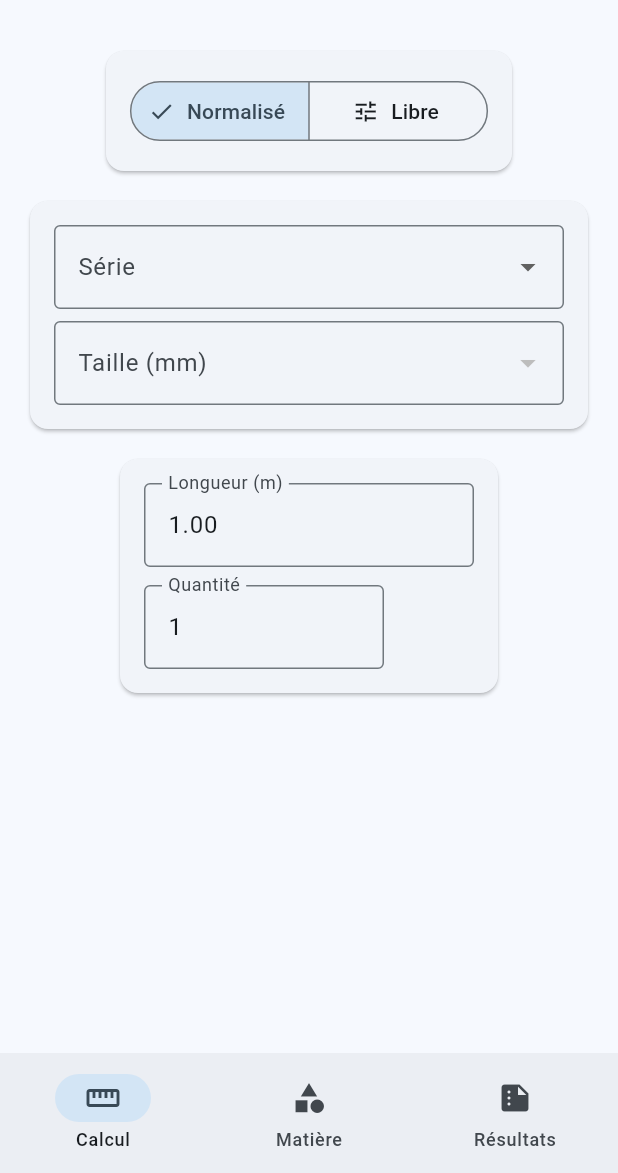
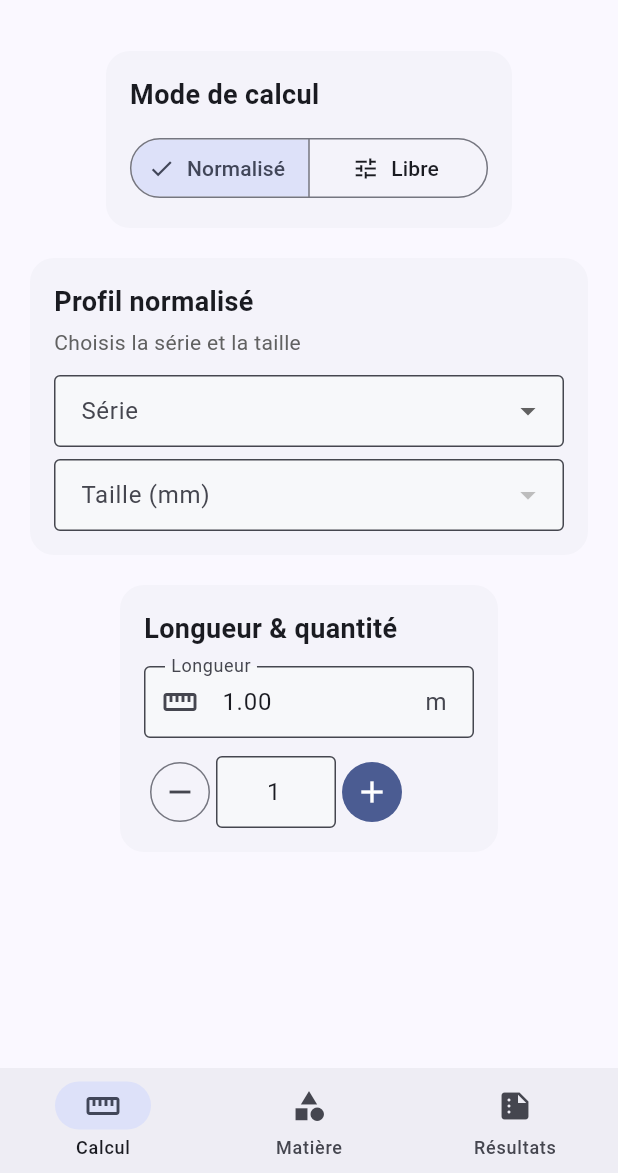
Before and after one commit to arkmy-duduf/duduf-pro-v1, a Flutter app: the screen it shows after launch, on a phone screen of 412 x 824 dp, the part 63-1236 px from its top. Run offline on Flutter 3.47's test engine with Material 3 defaults, Android fonts, the light colour scheme and no system bars.

Commit message:
style(ui): refonte visuelle (SectionCard, stepper, champs propres)

```diff
--- a/lib/main.dart
+++ b/lib/main.dart
@@ -10,9 +10,40 @@ class DudufOccasApp extends StatelessWidget {
     return MaterialApp(
       title: 'Duduf Occas',
       theme: ThemeData(
-        colorScheme: ColorScheme.fromSeed(seedColor: const Color(0xFF0EA5E9)),
+        colorScheme: ColorScheme.fromSeed(
+          seedColor: const Color(0xFF2563EB),
+          brightness: Brightness.light,
+        ),
         useMaterial3: true,
-        inputDecorationTheme: const InputDecorationTheme(border: OutlineInputBorder()),
+        visualDensity: VisualDensity.standard,
+        appBarTheme: const AppBarTheme(centerTitle: true),
+        navigationBarTheme: const NavigationBarThemeData(
+          height: 70,
+          labelBehavior: NavigationDestinationLabelBehavior.alwaysShow,
+          indicatorShape: StadiumBorder(),
+        ),
+        inputDecorationTheme: const InputDecorationTheme(
+          border: OutlineInputBorder(),
+          filled: true,
+          fillColor: Color(0xFFF7F8FA),
+          contentPadding: EdgeInsets.symmetric(horizontal: 14, vertical: 12),
+        ),
+        cardTheme: const CardTheme(
+          elevation: 0,
+          shape: RoundedRectangleBorder(
+            borderRadius: BorderRadius.all(Radius.circular(16)),
+          ),
+        ),
+        filledButtonTheme: FilledButtonThemeData(
+          style: ButtonStyle(
+            shape: WidgetStatePropertyAll(
+              RoundedRectangleBorder(borderRadius: BorderRadius.circular(14)),
+            ),
+            padding: const WidgetStatePropertyAll(
+              EdgeInsets.symmetric(horizontal: 16, vertical: 12),
+            ),
+          ),
+        ),
       ),
       home: const DudufHomePage(),
       debugShowCheckedModeBanner: false,
@@ -61,7 +92,6 @@ class _DudufHomePageState extends State<DudufHomePage> {
     'Aluminium': 5.00,
     'Inox': 5.00,
     'Fonte': 2.00,
-    // Cuivre/Laiton non définis par défaut
   };
 
   // Longueur & quantité (communs)
@@ -195,7 +225,10 @@ class _DudufHomePageState extends State<DudufHomePage> {
     ];
 
     return Scaffold(
-      appBar: AppBar(title: const Text('Duduf Occas'), centerTitle: true),
+      appBar: AppBar(
+        title: const Text('Duduf Occas'),
+        actions: const [SizedBox(width: 8)],
+      ),
       body: AnimatedSwitcher(duration: const Duration(milliseconds: 200), child: pages[_navIndex]),
       bottomNavigationBar: NavigationBar(
         selectedIndex: _navIndex,
@@ -209,16 +242,18 @@ class _DudufHomePageState extends State<DudufHomePage> {
     );
   }
 
+  // ======== PAGES ========
   Widget _pageCalcul(BuildContext context) {
     final pu = poidsUnitaireKgM();
+
     return SingleChildScrollView(
       padding: const EdgeInsets.all(16),
-      child: Column(children: [
-        // Choix mode
-        Card(
-          child: Padding(
-            padding: const EdgeInsets.all(16),
-            child: SegmentedButton<Mode>(
+      child: Column(
+        children: [
+          SectionCard(
+            title: 'Mode de calcul',
+            children: [
+              SegmentedButton<Mode>(
                 segments: const [
                   ButtonSegment(value: Mode.normalise, label: Text('Normalisé'), icon: Icon(Icons.account_tree)),
                   ButtonSegment(value: Mode.libre, label: Text('Libre'), icon: Icon(Icons.tune)),
@@ -226,56 +261,74 @@ class _DudufHomePageState extends State<DudufHomePage> {
                 selected: {mode},
                 onSelectionChanged: (s) => setState(() {
                   mode = s.first;
-                // reset spécifiques
                   selectedSerie = null;
                   selectedTaille = null;
                   selectedProfilLibre = null;
                 }),
               ),
+            ],
           ),
-        ),
-        const SizedBox(height: 12),
-        // Bloc profil
-        if (mode == Mode.normalise) _normaliseCard() else _libreCard(),
+
           const SizedBox(height: 12),
 
-        // Longueur & quantité (communs à TOUT)
-        Card(
-          child: Padding(
-            padding: const EdgeInsets.all(16),
-            child: Wrap(spacing: 12, runSpacing: 12, children: [
-              _numField(
-                label: 'Longueur (m)',
-                initial: longueurM.toStringAsFixed(2),
-                onChanged: (v) => setState(() => longueurM = _toDouble(v, longueurM)),
+          if (mode == Mode.normalise)
+            SectionCard(
+              title: 'Profil normalisé',
+              subtitle: 'Choisis la série et la taille',
+              children: [_normaliseCardInner()],
+            )
+          else
+            SectionCard(
+              title: 'Profil libre',
+              subtitle: 'Renseigne les dimensions (en mm)',
+              children: [_libreCardInner()],
             ),
-              _intField(
-                label: 'Quantité',
-                initial: quantite.toString(),
-                onChanged: (v) => setState(() => quantite = _toInt(v, quantite)),
+
+          const SizedBox(height: 12),
+
+          SectionCard(
+            title: 'Longueur & quantité',
+            children: [
+              Wrap(
+                spacing: 12,
+                runSpacing: 12,
+                crossAxisAlignment: WrapCrossAlignment.center,
+                children: [
+                  LabeledNumberField(
+                    label: 'Longueur',
+                    unit: 'm',
+                    value: longueurM,
+                    icon: Icons.straighten,
+                    onChanged: (v) => setState(() => longueurM = v.clamp(0.01, 9999)),
                   ),
-            ]),
+                  QuantityStepper(
+                    value: quantite,
+                    onChanged: (v) => setState(() => quantite = v.clamp(1, 9999)),
                   ),
+                ],
+              ),
+            ],
           ),
 
           const SizedBox(height: 12),
           if (pu != null) _ResultBadge(title: 'Poids unitaire', value: '${pu.toStringAsFixed(2)} kg/m', icon: Icons.scale),
-      ]),
+        ],
+      ),
     );
   }
 
   Widget _pageMatiere(BuildContext context) {
     final pKg = _prixKgSel();
-    final controller = TextEditingController(
-      text: pKg != null ? pKg.toStringAsFixed(2) : '',
-    );
+    final controller = TextEditingController(text: pKg != null ? pKg.toStringAsFixed(2) : '');
 
     return SingleChildScrollView(
       padding: const EdgeInsets.all(16),
-      child: Card(
-        child: Padding(
-          padding: const EdgeInsets.all(16),
-          child: Column(crossAxisAlignment: CrossAxisAlignment.stretch, children: [
+      child: Column(
+        children: [
+          SectionCard(
+            title: 'Matière',
+            subtitle: 'Densité et tarif appliqués aux calculs',
+            children: [
               DropdownButtonFormField<String>(
                 value: selectedMatiere,
                 decoration: const InputDecoration(labelText: 'Matière'),
@@ -283,22 +336,26 @@ class _DudufHomePageState extends State<DudufHomePage> {
                 onChanged: (v) => setState(() => selectedMatiere = v),
               ),
               const SizedBox(height: 12),
-            // Densités
               ListTile(
                 leading: const Icon(Icons.info_outline),
                 title: const Text('Densités (kg/m³)'),
                 subtitle: Text(densites.entries.map((e) => '${e.key}: ${e.value.toStringAsFixed(0)}').join(' · ')),
               ),
+            ],
+          ),
           const SizedBox(height: 12),
-            // Tarif €/kg editable pour la matière sélectionnée
+          SectionCard(
+            title: 'Tarif €/kg',
+            subtitle: 'Modifie le prix de la matière sélectionnée',
+            children: [
               Row(
                 children: [
                   Expanded(
                     child: TextFormField(
                       controller: controller,
-                    decoration: InputDecoration(
-                      labelText: 'Tarif ${selectedMatiere ?? ''} (€/kg)',
-                      helperText: 'Modifie le prix pour la matière sélectionnée',
+                      decoration: const InputDecoration(
+                        labelText: 'Tarif (€/kg)',
+                        prefixIcon: Icon(Icons.euro),
                       ),
                       keyboardType: const TextInputType.numberWithOptions(decimal: true),
                       onChanged: (v) {
@@ -312,11 +369,10 @@ class _DudufHomePageState extends State<DudufHomePage> {
                     ),
                   ),
                   const SizedBox(width: 8),
-                FilledButton(
+                  FilledButton.tonal(
                     onPressed: (selectedMatiere == null)
                         ? null
                         : () {
-                          // valeurs par défaut demandées
                             final defaults = {
                               'Acier': 1.30,
                               'Aluminium': 5.00,
@@ -327,6 +383,7 @@ class _DudufHomePageState extends State<DudufHomePage> {
                               setState(() {
                                 prixKg[selectedMatiere!] = defaults[selectedMatiere]!;
                               });
+                              controller.text = defaults[selectedMatiere]!.toStringAsFixed(2);
                             }
                           },
                     child: const Text('Par défaut'),
@@ -334,18 +391,18 @@ class _DudufHomePageState extends State<DudufHomePage> {
                 ],
               ),
               const SizedBox(height: 8),
-            // Rappel tarifs clés
               ListTile(
-              leading: const Icon(Icons.euro),
-              title: const Text('Tarifs (€/kg)'),
+                leading: const Icon(Icons.price_change),
+                title: const Text('Récap tarifs'),
                 subtitle: Text(
                   ['Acier', 'Aluminium', 'Inox', 'Fonte']
                       .map((k) => '$k: ${prixKg[k]?.toStringAsFixed(2) ?? '—'} €')
                       .join(' · '),
                 ),
               ),
-          ]),
+            ],
           ),
+        ],
       ),
     );
   }
@@ -361,14 +418,15 @@ class _DudufHomePageState extends State<DudufHomePage> {
 
     return SingleChildScrollView(
       padding: const EdgeInsets.all(16),
-      child: Column(children: [
-        Card(
-          child: Padding(
-            padding: const EdgeInsets.all(16),
-            child: Column(crossAxisAlignment: CrossAxisAlignment.stretch, children: [
-              const Text('Récapitulatif', style: TextStyle(fontWeight: FontWeight.w700)),
-              const SizedBox(height: 8),
-              Wrap(spacing: 8, runSpacing: 8, children: [
+      child: Column(
+        children: [
+          SectionCard(
+            title: 'Récapitulatif',
+            children: [
+              Wrap(
+                spacing: 8,
+                runSpacing: 8,
+                children: [
                   Chip(label: Text('Mode: ${mode == Mode.normalise ? 'Normalisé' : 'Libre'}')),
                   if (mode == Mode.normalise && selectedSerie != null && selectedTaille != null)
                     Chip(label: Text('${selectedSerie!} ${selectedTaille!}')),
@@ -376,47 +434,28 @@ class _DudufHomePageState extends State<DudufHomePage> {
                   Chip(label: Text('Matière: ${selectedMatiere ?? '—'}')),
                   Chip(label: Text('Longueur: ${longueurM.toStringAsFixed(2)} m')),
                   Chip(label: Text('Quantité: $quantite')),
-              ]),
+                ],
+              ),
               const SizedBox(height: 16),
-
               if (pu != null) _HeroTotal(value: '${fmtKg(pu)} kg/m', caption: 'Poids unitaire'),
               const SizedBox(height: 8),
               if (total != null) _HeroTotal(value: '${fmtKg(total)} kg', caption: 'Poids total'),
-
+            ],
+          ),
           const SizedBox(height: 12),
-              // Prix
-              Card(
-                color: Theme.of(context).colorScheme.surfaceVariant,
-                child: Padding(
-                  padding: const EdgeInsets.all(12),
-                  child: Column(
-                    crossAxisAlignment: CrossAxisAlignment.start,
+          SectionCard(
+            title: 'Prix',
             children: [
-                      const Text('Prix', style: TextStyle(fontWeight: FontWeight.w600)),
-                      const SizedBox(height: 6),
-                      Row(
-                        mainAxisAlignment: MainAxisAlignment.spaceBetween,
-                        children: [
+              Row(mainAxisAlignment: MainAxisAlignment.spaceBetween, children: [
                 const Text('Tarif matière (€/kg)'),
                 Text(prixKgSel != null ? fmtEur(prixKgSel) : '—'),
-                        ],
-                      ),
-                      const SizedBox(height: 4),
-                      Row(
-                        mainAxisAlignment: MainAxisAlignment.spaceBetween,
-                        children: [
-                          const Text('Prix total'),
-                          Text(
-                            prixTotal != null ? fmtEur(prixTotal) : '—',
-                            style: const TextStyle(fontWeight: FontWeight.w700),
-                          ),
-                        ],
-                      ),
-                    ],
-                  ),
-                ),
-              ),
-
+              ]),
+              const SizedBox(height: 6),
+              Row(mainAxisAlignment: MainAxisAlignment.spaceBetween, children: [
+                const Text('Prix total', style: TextStyle(fontWeight: FontWeight.w700)),
+                Text(prixTotal != null ? fmtEur(prixTotal) : '—',
+                    style: const TextStyle(fontWeight: FontWeight.w700)),
+              ]),
               const SizedBox(height: 12),
               FilledButton.icon(
                 onPressed: (total ?? 0) <= 0
@@ -438,22 +477,21 @@ class _DudufHomePageState extends State<DudufHomePage> {
                 icon: const Icon(Icons.share),
                 label: const Text('Partager'),
               ),
-            ]),
+            ],
           ),
+        ],
       ),
-      ]),
     );
   }
 
-  // ======== WIDGETS FONCTIONNELS ========
-  Widget _normaliseCard() {
+  // ======== BLOCS UI DÉCO/UX ========
+  Widget _normaliseCardInner() {
     final series = poidsParMetre.keys.toList()..sort();
     final tailles = (selectedSerie == null)
         ? <String>[]
         : (poidsParMetre[selectedSerie!]!.keys.toList()
           ..sort((a, b) => int.parse(a).compareTo(int.parse(b))));
 
-    // Calcul preview
     double? base, scaled;
     final densite = _densiteSel();
     if (selectedSerie != null && selectedTaille != null) {
@@ -463,10 +501,8 @@ class _DudufHomePageState extends State<DudufHomePage> {
       }
     }
 
-    return Card(
-      child: Padding(
-        padding: const EdgeInsets.all(16),
-        child: Column(children: [
+    return Column(
+      children: [
         DropdownButtonFormField<String>(
           value: selectedSerie,
           decoration: const InputDecoration(labelText: 'Série'),
@@ -486,22 +522,30 @@ class _DudufHomePageState extends State<DudufHomePage> {
         if (base != null && scaled != null)
           Padding(
             padding: const EdgeInsets.only(top: 8),
-              child: Text(
-                'kg/m (acier): ${base.toStringAsFixed(2)} — '
-                'kg/m (${selectedMatiere ?? 'matière'}): ${scaled.toStringAsFixed(2)}',
-                style: const TextStyle(fontSize: 12, color: Colors.black54),
+            child: Row(
+              mainAxisAlignment: MainAxisAlignment.spaceBetween,
+              children: [
+                const Text('kg/m (acier)'),
+                Text(base.toStringAsFixed(2)),
+              ],
             ),
           ),
-        ]),
+        if (scaled != null)
+          Row(
+            mainAxisAlignment: MainAxisAlignment.spaceBetween,
+            children: [
+              Text('kg/m (${selectedMatiere ?? 'matière'})'),
+              Text(scaled.toStringAsFixed(2), style: const TextStyle(fontWeight: FontWeight.w700)),
+            ],
           ),
+      ],
     );
   }
 
-  Widget _libreCard() {
-    return Card(
-      child: Padding(
-        padding: const EdgeInsets.all(16),
-        child: Column(children: [
+  Widget _libreCardInner() {
+    return Column(
+      crossAxisAlignment: CrossAxisAlignment.start,
+      children: [
         DropdownButtonFormField<String>(
           value: selectedProfilLibre,
           decoration: const InputDecoration(labelText: 'Profil libre'),
@@ -510,64 +554,8 @@ class _DudufHomePageState extends State<DudufHomePage> {
         ),
         const SizedBox(height: 12),
         if (selectedProfilLibre != null) _libreInputs(),
-        ]),
-      ),
+      ],
     );
-  }
-
-  Widget _libreInputs() {
-    // champs dimensionnels en mm
-    switch (selectedProfilLibre) {
-      case 'Tube rond':
-        return _wrapFields([
-          _mmField('Ø extérieur (mm)', dExt, (v) => dExt = v),
-          _mmField('Épaisseur (mm)', ep, (v) => ep = v),
-        ]);
-      case 'Tube carré':
-        return _wrapFields([
-          _mmField('Côté (mm)', cote, (v) => cote = v),
-          _mmField('Épaisseur (mm)', ep, (v) => ep = v),
-        ]);
-      case 'Tube rectangulaire':
-        return _wrapFields([
-          _mmField('Largeur (mm)', larg, (v) => larg = v),
-          _mmField('Hauteur (mm)', haut, (v) => haut = v),
-          _mmField('Épaisseur (mm)', ep, (v) => ep = v),
-        ]);
-      case 'Carré plein':
-        return _wrapFields([_mmField('Côté (mm)', cote, (v) => cote = v)]);
-      case 'Rectangle plein':
-        return _wrapFields([
-          _mmField('Largeur (mm)', larg, (v) => larg = v),
-          _mmField('Hauteur (mm)', haut, (v) => haut = v),
-        ]);
-      case 'Rond plein':
-        return _wrapFields([_mmField('Ø (mm)', dPlein, (v) => dPlein = v)]);
-      case 'Cornière égale':
-        return _wrapFields([
-          _mmField('Aile (mm)', aile, (v) => aile = v),
-          _mmField('Épaisseur (mm)', ep, (v) => ep = v),
-        ]);
-      case 'Cornière inégale':
-        return _wrapFields([
-          _mmField('Aile 1 (mm)', aile, (v) => aile = v),
-          _mmField('Aile 2 (mm)', aile2, (v) => aile2 = v),
-          _mmField('Épaisseur (mm)', ep, (v) => ep = v),
-        ]);
-      case 'T':
-        return _wrapFields([
-          _mmField('Largeur aile (mm)', aile, (v) => aile = v),
-          _mmField('Hauteur (mm)', haut, (v) => haut = v),
-          _mmField('Épaisseur (mm)', ep, (v) => ep = v),
-        ]);
-      case 'Plat':
-        return _wrapFields([
-          _mmField('Largeur (mm)', larg, (v) => larg = v),
-          _mmField('Épaisseur (mm)', ep, (v) => ep = v),
-        ]);
-      default:
-        return const SizedBox.shrink();
-    }
   }
 
   // ======== Helpers UI ========
@@ -662,3 +650,98 @@ class _HeroTotal extends StatelessWidget {
     );
   }
 }
+
+// ======== Widgets UX supplémentaires ========
+class SectionCard extends StatelessWidget {
+  final String title;
+  final String? subtitle;
+  final List<Widget> children;
+  const SectionCard({super.key, required this.title, this.subtitle, required this.children});
+
+  @override
+  Widget build(BuildContext context) {
+    final cs = Theme.of(context).colorScheme;
+    return Card(
+      surfaceTintColor: cs.primary,
+      child: Padding(
+        padding: const EdgeInsets.all(16),
+        child: Column(
+          crossAxisAlignment: CrossAxisAlignment.start,
+          children: [
+            Text(title, style: const TextStyle(fontSize: 18, fontWeight: FontWeight.w700)),
+            if (subtitle != null) ...[
+              const SizedBox(height: 4),
+              Text(subtitle!, style: TextStyle(color: Colors.grey[700])),
+            ],
+            const SizedBox(height: 12),
+            ...children,
+          ],
+        ),
+      ),
+    );
+  }
+}
+
+class QuantityStepper extends StatelessWidget {
+  final int value;
+  final void Function(int) onChanged;
+  const QuantityStepper({super.key, required this.value, required this.onChanged});
+  @override
+  Widget build(BuildContext context) {
+    return Row(
+      mainAxisSize: MainAxisSize.min,
+      children: [
+        IconButton.outlined(
+          onPressed: () => onChanged(value > 1 ? value - 1 : 1),
+          icon: const Icon(Icons.remove),
+        ),
+        SizedBox(
+          width: 80,
+          child: TextFormField(
+            textAlign: TextAlign.center,
+            initialValue: value.toString(),
+            keyboardType: TextInputType.number,
+            onChanged: (v) => onChanged(int.tryParse(v) ?? value),
+          ),
+        ),
+        IconButton.filled(
+          onPressed: () => onChanged(value + 1),
+          icon: const Icon(Icons.add),
+        ),
+      ],
+    );
+  }
+}
+
+class LabeledNumberField extends StatelessWidget {
+  final String label;
+  final String unit;
+  final double value;
+  final IconData? icon;
+  final void Function(double) onChanged;
+  const LabeledNumberField({
+    super.key,
+    required this.label,
+    required this.unit,
+    required this.value,
+    required this.onChanged,
+    this.icon,
+  });
+
+  @override
+  Widget build(BuildContext context) {
+    return SizedBox(
+      width: 220,
+      child: TextFormField(
+        initialValue: value.toStringAsFixed(2),
+        decoration: InputDecoration(
+          labelText: label,
+          suffixText: unit,
+          prefixIcon: icon != null ? Icon(icon) : null,
+        ),
+        keyboardType: const TextInputType.numberWithOptions(decimal: true),
+        onChanged: (v) => onChanged(double.tryParse(v.replaceAll(',', '.')) ?? value),
+      ),
+    );
+  }
+}
```
Lines whose indentation alone changed are shown as unchanged.
